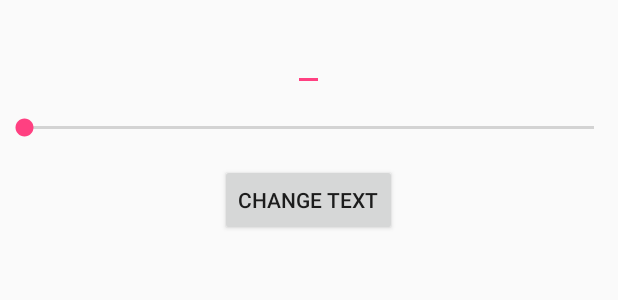
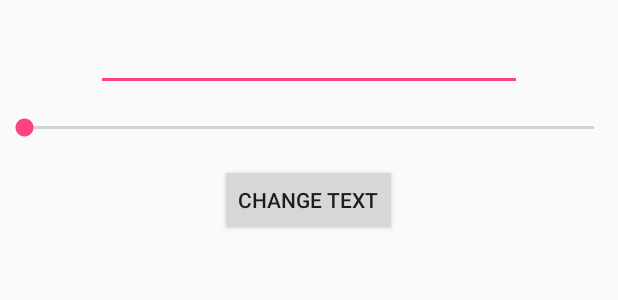
Before and after one commit to brittvarnom/Component_Practise, an Android app: the layout layout_toolbar_fragment.xml on its own in the app's theme, with its tools: preview values and no code run, on a phone screen of 412 x 824 dp. Shown: the top 300 px of the screen. Run offline under Robolectric (Android 15) with nearby library versions, the phone set to English and light mode, and no system bars.

Commit message:
Created first fragment and added string resource for button

```diff
--- a/Component_Practise/app/src/main/java/britt/com/fragments/MainActivity.kt
+++ b/Component_Practise/app/src/main/java/britt/com/fragments/MainActivity.kt
@@ -7,6 +7,6 @@ class MainActivity : AppCompatActivity() {
 
     override fun onCreate(savedInstanceState: Bundle?) {
         super.onCreate(savedInstanceState)
-        setContentView(R.layout.layout_toolbar_fragment)
+        setContentView(R.layout.activity_main)
     }
 }
--- a/Component_Practise/app/src/main/res/layout/layout_toolbar_fragment.xml
+++ b/Component_Practise/app/src/main/res/layout/layout_toolbar_fragment.xml
@@ -6,22 +6,26 @@
               android:layout_height="match_parent">
 
     <EditText
-        android:layout_width="wrap_content"
+        android:id="@+id/toolbar_edit_text"
+        android:layout_width="match_parent"
+        android:layout_marginStart="64dp"
+        android:layout_marginEnd="64dp"
         android:layout_height="wrap_content"
         android:inputType="text"
         android:layout_marginTop="15dp">
-        <requestFocus />
     </EditText>
 
     <SeekBar
+        android:id="@+id/toolbar_seekbar"
         android:layout_width="match_parent"
         android:layout_height="wrap_content"
         android:layout_marginTop="15dp"/>
 
 
     <Button
+        android:id="@+id/toolbar_button"
         android:layout_width="wrap_content"
-        android:text="Change Text"
+        android:text="@string/toolbar_button_text"
         android:layout_height="wrap_content"
         android:layout_marginTop="15dp"/>
 
--- a/Component_Practise/app/src/main/res/values/strings.xml
+++ b/Component_Practise/app/src/main/res/values/strings.xml
@@ -1,3 +1,4 @@
 <resources>
     <string name="app_name">Fragments</string>
+    <string name="toolbar_button_text">Change Text</string>
 </resources>
```
Also changed, not shown: Component_Practise/app/src/main/java/britt/com/fragments/ToolbarFragment.kt (added, +19 -0 lines).
